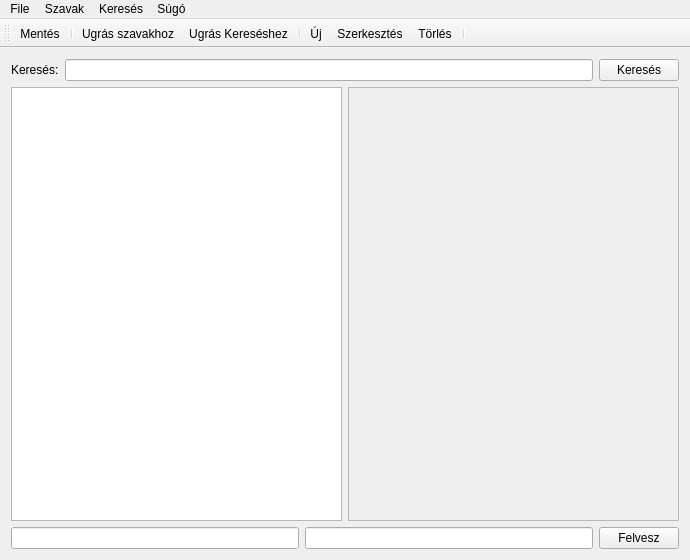
The window that mainwindow.ui (eleda/VocabularyV) describes before a commit, drawn with Qt 5.
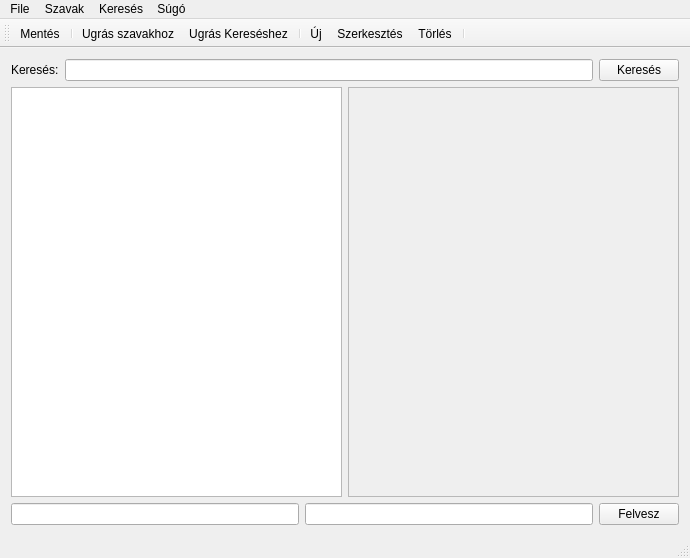
The same window after the commit. Icons and pictures are not drawn.

Commit message: mainwindow javitva

Patch:
```diff
--- a/mainwindow.ui
+++ b/mainwindow.ui
@@ -7,7 +7,7 @@
     <x>0</x>
     <y>0</y>
     <width>690</width>
-    <height>560</height>
+    <height>558</height>
    </rect>
   </property>
   <property name="windowTitle">
@@ -157,6 +157,7 @@
    <addaction name="actionDelete"/>
    <addaction name="separator"/>
   </widget>
+  <widget class="QStatusBar" name="statusBar"/>
   <action name="actionSave">
    <property name="text">
     <string>Mentés</string>
```
